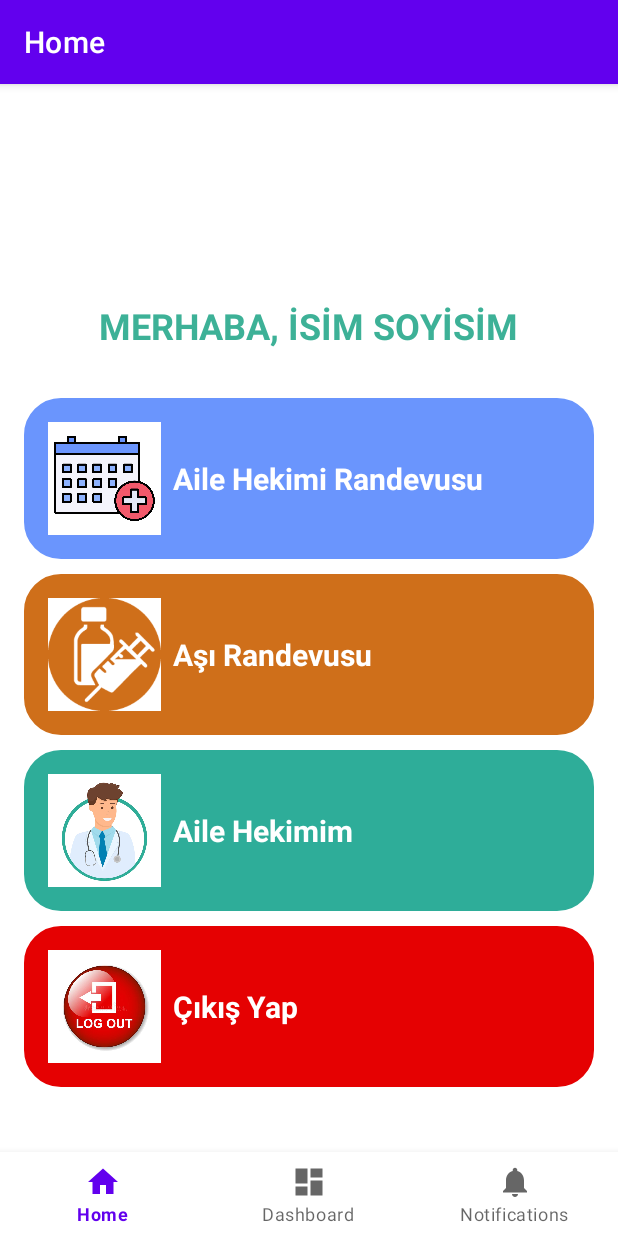
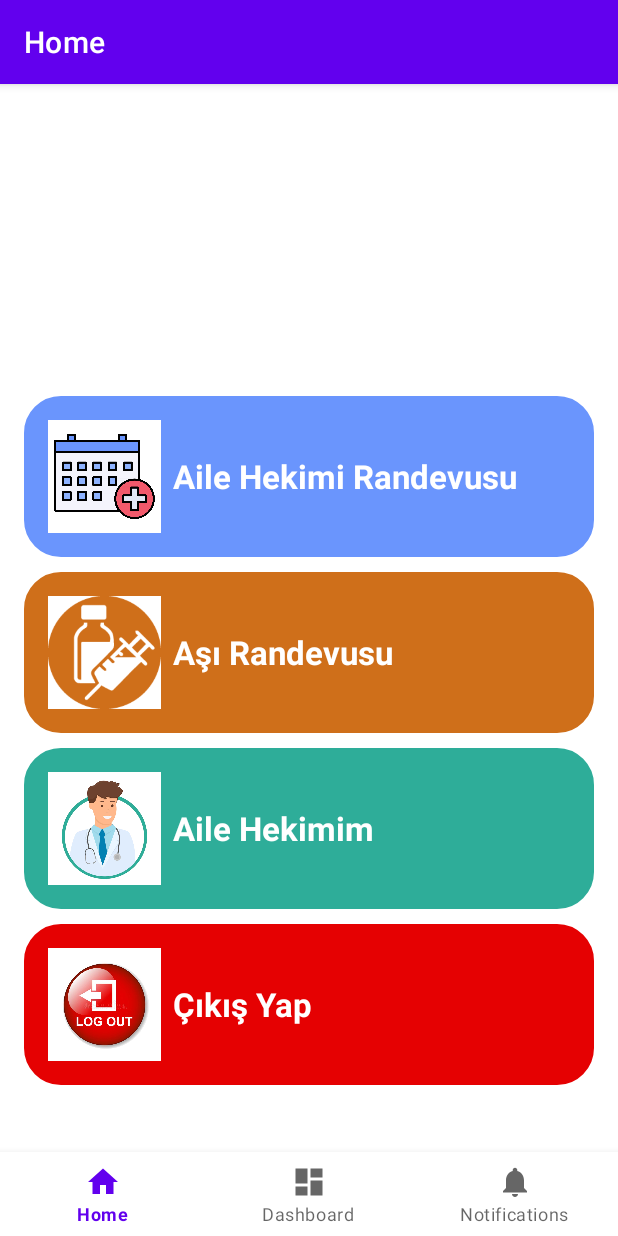
Before and after one commit to kocerenes/FamilyMedicineApp, an Android app: the screen it shows after launch (MainActivity), on a phone screen of 412 x 824 dp. Run offline under Robolectric (Android 15) with nearby library versions, the phone set to English and light mode, and no system bars; our stand-ins replace navigation-ui; 2 statements that could not run were skipped.

Commit message:
Add text color theme

```diff
--- a/app/src/main/res/layout/fragment_home.xml
+++ b/app/src/main/res/layout/fragment_home.xml
@@ -3,22 +3,20 @@
     xmlns:tools="http://schemas.android.com/tools"
     android:layout_width="match_parent"
     android:layout_height="match_parent"
+    android:gravity="center"
     android:orientation="vertical"
-    android:gravity="center"
     android:padding="16dp"
     tools:context=".presentation.home.HomeFragment">
 
 
     <TextView
         android:id="@+id/textView3"
+        style="@style/PrimaryTextColor.BoldLarge"
         android:layout_width="wrap_content"
+        android:layout_height="wrap_content"
         android:layout_marginBottom="32dp"
-        android:layout_height="wrap_content"
         android:gravity="top"
-        android:text="MERHABA, İSİM SOYİSİM"
-        android:textColor="#3DB197"
-        android:textSize="24sp"
-        android:textStyle="bold" />
+        android:text="MERHABA, İSİM SOYİSİM" />
 
     <LinearLayout
         android:layout_width="match_parent"
@@ -30,21 +28,19 @@
 
         <ImageView
             android:id="@+id/imageView"
-            android:layout_width="75dp"
-            android:layout_height="75dp"
+            android:layout_width="@dimen/home_imageview_width"
+            android:layout_height="@dimen/home_imageview_height"
             android:src="@drawable/appointment" />
 
         <TextView
             android:id="@+id/textViewAppointment"
-            android:layout_width="wrap_content"
+            style="@style/PrimaryTextColor.BoldLarge"
+            android:layout_width="0dp"
             android:layout_height="wrap_content"
             android:layout_gravity="center"
             android:layout_marginStart="8dp"
             android:layout_weight="1"
-            android:text="Aile Hekimi Randevusu"
-            android:textColor="#fff"
-            android:textSize="20sp"
-            android:textStyle="bold" />
+            android:text="Aile Hekimi Randevusu" />
     </LinearLayout>
 
     <LinearLayout
@@ -57,21 +53,19 @@
 
         <ImageView
             android:id="@+id/imageView2"
-            android:layout_width="75dp"
-            android:layout_height="75dp"
+            android:layout_width="@dimen/home_imageview_width"
+            android:layout_height="@dimen/home_imageview_height"
             android:src="@drawable/vaccine2" />
 
         <TextView
             android:id="@+id/textViewVaccine"
-            android:layout_width="wrap_content"
+            style="@style/PrimaryTextColor.BoldLarge"
+            android:layout_width="0dp"
             android:layout_height="wrap_content"
             android:layout_gravity="center"
             android:layout_marginStart="8dp"
             android:layout_weight="1"
-            android:text="Aşı Randevusu"
-            android:textColor="#FFFFFF"
-            android:textSize="20sp"
-            android:textStyle="bold" />
+            android:text="Aşı Randevusu" />
     </LinearLayout>
 
     <LinearLayout
@@ -84,21 +78,18 @@
 
         <ImageView
             android:id="@+id/imageView3"
-            android:layout_width="75dp"
-            android:layout_height="75dp"
+            android:layout_width="@dimen/home_imageview_width"
+            android:layout_height="@dimen/home_imageview_height"
             android:src="@drawable/doctor" />
 
         <TextView
             android:id="@+id/textViewDoctor"
+            style="@style/PrimaryTextColor.BoldLarge"
             android:layout_width="wrap_content"
             android:layout_height="wrap_content"
             android:layout_gravity="center"
             android:layout_marginStart="8dp"
-            android:text="Aile Hekimim"
-            android:textColor="#fff"
-            android:textSize="20sp"
-            android:textStyle="bold" />
-
+            android:text="Aile Hekimim" />
 
     </LinearLayout>
 
@@ -112,20 +103,18 @@
 
         <ImageView
             android:id="@+id/imageView4"
-            android:layout_width="75dp"
-            android:layout_height="75dp"
+            android:layout_width="@dimen/home_imageview_width"
+            android:layout_height="@dimen/home_imageview_height"
             android:src="@drawable/log_out" />
 
         <TextView
             android:id="@+id/textViewLogOut"
+            style="@style/PrimaryTextColor.BoldLarge"
             android:layout_width="wrap_content"
             android:layout_height="wrap_content"
             android:layout_gravity="center"
             android:layout_marginStart="8dp"
-            android:text="Çıkış Yap"
-            android:textColor="#fff"
-            android:textSize="20sp"
-            android:textStyle="bold" />
+            android:text="Çıkış Yap" />
 
     </LinearLayout>
 </LinearLayout>
--- a/app/src/main/res/values/dimens.xml
+++ b/app/src/main/res/values/dimens.xml
@@ -2,4 +2,36 @@
     <!-- Default screen margins, per the Android Design guidelines. -->
     <dimen name="activity_horizontal_margin">16dp</dimen>
     <dimen name="activity_vertical_margin">16dp</dimen>
+    <dimen name="home_imageview_width">75dp</dimen>
+    <dimen name="home_imageview_height">75dp</dimen>
+
+    <!-- Default screen margins, per the Android Design guidelines. -->
+    <!-- Padding -->
+    <dimen name="double_extra_large_padding">20dp</dimen>
+    <dimen name="extra_large_padding">18dp</dimen>
+    <dimen name="large_padding">16dp</dimen>
+    <dimen name="medium_padding">10dp</dimen>
+    <dimen name="small_padding">8dp</dimen>
+    <dimen name="extra_small_padding">6dp</dimen>
+    <dimen name="double_extra_small_padding">5dp</dimen>
+
+    <!-- Margin -->
+    <dimen name="double_extra_large_margin">26dp</dimen>
+    <dimen name="extra_large_margin">18dp</dimen>
+    <dimen name="large_margin">16dp</dimen>
+    <dimen name="medium_margin">12dp</dimen>
+    <dimen name="small_margin">10dp</dimen>
+    <dimen name="extra_small_margin">6dp</dimen>
+    <dimen name="double_extra_small_margin">4dp</dimen>
+
+    <!-- Size -->
+    <dimen name="double_extra_large_size">22sp</dimen>
+    <dimen name="extra_large_size">18sp</dimen>
+    <dimen name="large_size">16sp</dimen>
+    <dimen name="medium_size">12sp</dimen>
+    <dimen name="small_size">10sp</dimen>
+    <dimen name="extra_small_size">8sp</dimen>
+    <dimen name="double_extra_small_size">4sp</dimen>
+    <!-- Special -->
+    <dimen name="tv_title_app">50dp</dimen>
 </resources>
--- a/app/src/main/res/values/themes.xml
+++ b/app/src/main/res/values/themes.xml
@@ -13,4 +13,14 @@
         <item name="android:statusBarColor" tools:targetApi="l">?attr/colorPrimaryVariant</item>
         <!-- Customize your theme here. -->
     </style>
+
+    <!-- primary text color -->
+    <style name="PrimaryTextColor" parent="@android:style/TextAppearance">
+        <item name="android:textColor">@color/white</item>
+    </style>
+    <!-- large and bold text -->
+    <style name="PrimaryTextColor.BoldLarge">
+        <item name="android:textSize">@dimen/double_extra_large_size</item>
+        <item name="android:textStyle">bold</item>
+    </style>
 </resources>
```
